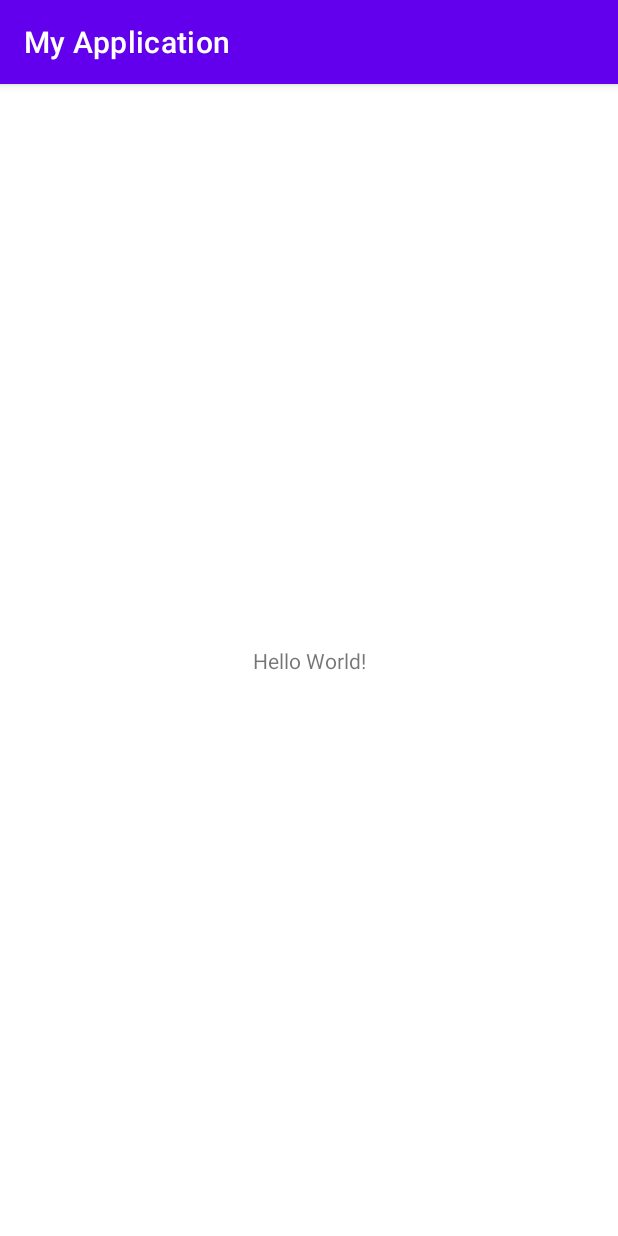
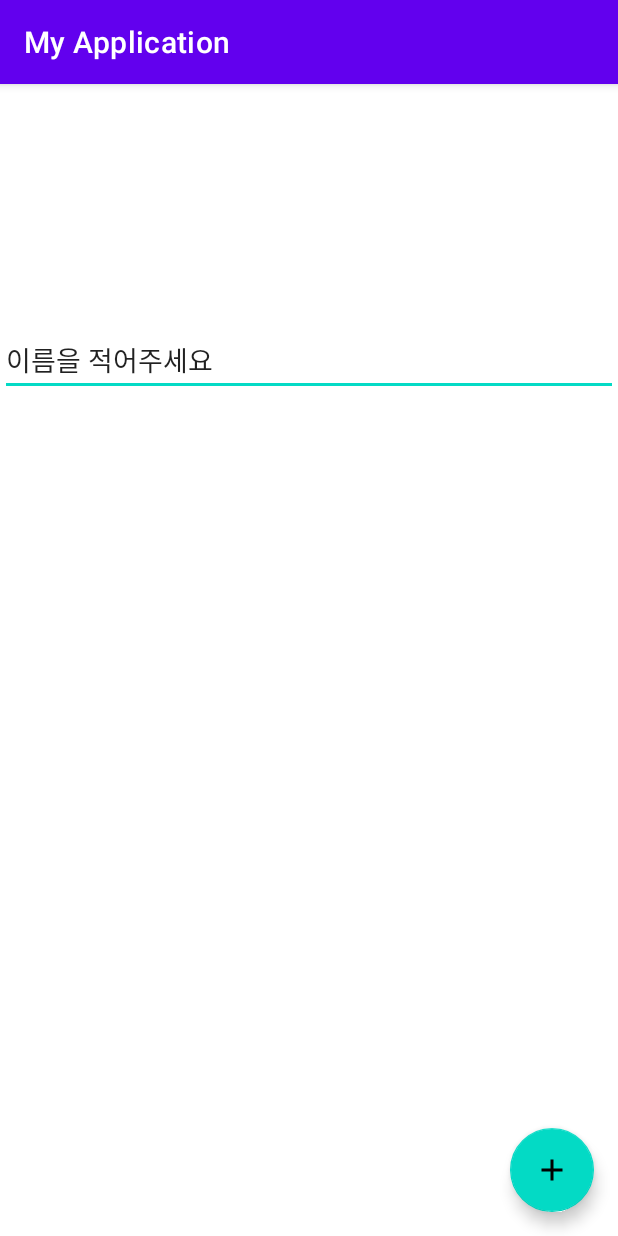
Before and after one commit to BCSDLab-Android-Beginner-22-1/BCSD-Beginner-MinGu-Jeong, an Android app: the screen it shows after launch (MainActivity), on a phone screen of 412 x 824 dp. Run offline under Robolectric (Android 15) with nearby library versions, the phone set to English and light mode, and no system bars; 4 statements that could not run were skipped.

Commit message:
assignment6

```diff
--- a/app/build.gradle
+++ b/app/build.gradle
@@ -29,6 +29,9 @@ android {
     kotlinOptions {
         jvmTarget = '1.8'
     }
+    dataBinding{
+        enabled = true
+    }
 }
 
 dependencies {
@@ -40,4 +43,5 @@ dependencies {
     testImplementation 'junit:junit:4.13.2'
     androidTestImplementation 'androidx.test.ext:junit:1.1.3'
     androidTestImplementation 'androidx.test.espresso:espresso-core:3.4.0'
+    implementation 'androidx.recyclerview:recyclerview:1.2.1'
 }
--- a/app/src/main/java/com/example/myapplication/MainActivity.kt
+++ b/app/src/main/java/com/example/myapplication/MainActivity.kt
@@ -2,10 +2,45 @@ package com.example.myapplication
 
 import androidx.appcompat.app.AppCompatActivity
 import android.os.Bundle
+import androidx.recyclerview.widget.RecyclerView
+import androidx.recyclerview.widget.LinearLayoutManager
+import android.view.ViewGroup
+import android.widget.Button
+import android.widget.ImageButton
+import android.widget.EditText
+import android.widget.Toast
+import androidx.appcompat.app.AlertDialog
 
 class MainActivity : AppCompatActivity() {
+
+    private lateinit var adapter: RecyclerViewAdapter
+    val nameDatas= mutableListOf<NameData>()
     override fun onCreate(savedInstanceState: Bundle?) {
         super.onCreate(savedInstanceState)
         setContentView(R.layout.activity_main)
+        val recyclerView:RecyclerView=findViewById(R.id.recycler_view)
+        val addButton:ImageButton=findViewById(R.id.add_name)
+        val nameEditText:EditText=findViewById(R.id.write_name)
+
+        addButton.setOnClickListener{
+            adapter.addData(NameData(nameEditText.text.toString()))
+        }
+        adapter.setOnItemClickListener {
+            val builder=AlertDialog.Builder(this)
+            builder.setTitle(getString(R.string.ask_delete))
+                .setPositiveButton(getString(R.string.choice_yes)){
+                        _,_-> adapter.removeData(it)
+                }
+                .setNegativeButton(getString(R.string.choice_no)){
+                        dialog,_->dialog.dismiss()
+                }
+            builder.show()
+        }
+        adapter.setOnItemLongClickListener {
+
+        }
     }
+
+
+
 }
--- /dev/null
+++ b/app/src/main/java/com/example/myapplication/NameData.kt
@@ -0,0 +1,5 @@
+package com.example.myapplication
+
+data class NameData(
+    val name:String
+)
--- /dev/null
+++ b/app/src/main/res/drawable/ic_add_black_24dp.xml
@@ -0,0 +1,9 @@
+<vector xmlns:android="http://schemas.android.com/apk/res/android"
+    android:width="24dp"
+    android:height="24dp"
+    android:viewportWidth="24.0"
+    android:viewportHeight="24.0">
+    <path
+        android:fillColor="#FF000000"
+        android:pathData="M19,13h-6v6h-2v-6H5v-2h6V5h2v6h6v2z"/>
+</vector>
--- a/app/src/main/res/layout/activity_main.xml
+++ b/app/src/main/res/layout/activity_main.xml
@@ -1,18 +1,41 @@
 <?xml version="1.0" encoding="utf-8"?>
-<androidx.constraintlayout.widget.ConstraintLayout xmlns:android="http://schemas.android.com/apk/res/android"
+<androidx.constraintlayout.widget.ConstraintLayout
+    xmlns:android="http://schemas.android.com/apk/res/android"
     xmlns:app="http://schemas.android.com/apk/res-auto"
     xmlns:tools="http://schemas.android.com/tools"
     android:layout_width="match_parent"
     android:layout_height="match_parent"
     tools:context=".MainActivity">
 
-    <TextView
+    <EditText
+        android:id="@+id/write_name"
+        android:layout_width="match_parent"
+        android:layout_height="wrap_content"
+        app:layout_constraintLeft_toLeftOf="parent"
+        app:layout_constraintRight_toRightOf="parent"
+        app:layout_constraintTop_toTopOf="parent"
+        app:layout_constraintBottom_toTopOf="@id/recycler_view"
+        android:text="@string/write_name"
+        />
+
+    <androidx.recyclerview.widget.RecyclerView
+        android:id="@+id/recycler_view"
+        android:layout_width="400dp"
+        android:layout_height="400dp"
+        app:layoutManager="LinearLayoutManager"
+        app:layout_constraintBottom_toBottomOf="parent"
+        app:layout_constraintEnd_toEndOf="parent"
+        app:layout_constraintStart_toStartOf="parent"
+        app:layout_constraintTop_toTopOf="@id/write_name"
+        app:layout_constraintVertical_bias="1.0" />
+
+    <com.google.android.material.floatingactionbutton.FloatingActionButton
+        android:id="@+id/add_name"
         android:layout_width="wrap_content"
         android:layout_height="wrap_content"
-        android:text="Hello World!"
+        android:layout_margin="16dp"
+        android:src="@drawable/ic_add_black_24dp"
         app:layout_constraintBottom_toBottomOf="parent"
-        app:layout_constraintLeft_toLeftOf="parent"
-        app:layout_constraintRight_toRightOf="parent"
-        app:layout_constraintTop_toTopOf="parent" />
+        app:layout_constraintEnd_toEndOf="parent"/>
 
 </androidx.constraintlayout.widget.ConstraintLayout>
--- a/app/src/main/res/values/strings.xml
+++ b/app/src/main/res/values/strings.xml
@@ -1,3 +1,7 @@
 <resources>
     <string name="app_name">My Application</string>
+    <string name="write_name">이름을 적어주세요</string>
+    <string name="ask_delete">삭제하시겠습니까?</string>
+    <string name="choice_yes">네</string>
+    <string name="choice_no">아니오</string>
 </resources>
```
Also changed, not shown: app/src/main/java/com/example/myapplication/RecyclerViewAdapter.kt (added, +64 -0 lines), app/src/main/res/layout/recycler_view_item.xml (added, +19 -0 lines).
